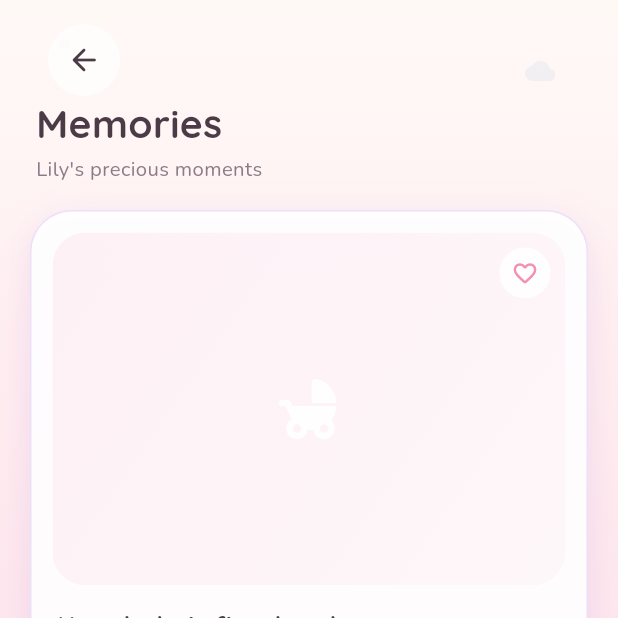
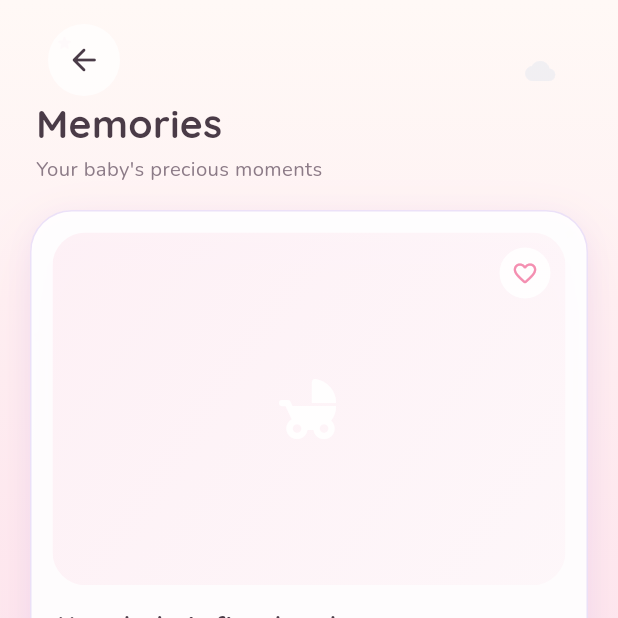
Before and after one commit to angeltreesajoseph/LullaByte, a Flutter app: the GalleryScreen screen opened by its route, after a tap on the "favorite" icon, on a phone screen of 412 x 824 dp, the top half of it. Run offline on Flutter 3.47's test engine with Material 3 defaults, Android fonts, the phone set to English and light mode, and no system bars; our stand-ins replace connectivity_plus, dio, equatable, file_picker, firebase_auth, firebase_core and 8 more; missing offline and left inert: record; accounts and stored records are empty.

Commit message:
Use registered baby name in profile and memories

```diff
--- a/frontend/lib/features/baby_management/presentation/screens/baby_profile_screen.dart
+++ b/frontend/lib/features/baby_management/presentation/screens/baby_profile_screen.dart
@@ -39,7 +39,15 @@ class _BabyProfileScreenState extends State<BabyProfileScreen> with SingleTicker
 
   // Realistic sample data — no backend/state-management wiring yet.
   String get _babyName => BabyProfileStore.name;
-  String get _ageLabel => 'Age based on registered date';
+  String get _ageLabel {
+    final date = _dateOfBirth;
+    if (date == null) return 'Age not recorded';
+    final now = DateTime.now();
+    var months = (now.year - date.year) * 12 + now.month - date.month;
+    if (now.day < date.day) months--;
+    if (months < 1) return '${now.difference(date).inDays.clamp(0, 30)} days old';
+    return '$months month${months == 1 ? '' : 's'} old';
+  }
   String get _bornLabel {
     final date = _dateOfBirth;
     return date == null ? 'Birth date not recorded' : 'Born ${date.day} ${_month(date.month)} ${date.year}';
--- a/frontend/lib/features/gallery/presentation/screens/gallery_screen.dart
+++ b/frontend/lib/features/gallery/presentation/screens/gallery_screen.dart
@@ -74,7 +74,7 @@ class _GalleryScreenState extends State<GalleryScreen> with SingleTickerProvider
 
   late final List<_MemoryPhoto> _photos = [
     _MemoryPhoto(
-      title: "Lily's first laugh",
+      title: "${BabyProfileStore.name}'s first laugh",
       dateLabel: '1 Aug 2026',
       accentColor: AuthPalette.blushPink,
       isFavorite: true,
@@ -263,7 +263,7 @@ class _GalleryScreenState extends State<GalleryScreen> with SingleTickerProvider
                                 ),
                                 const SizedBox(height: 2),
                                 Text(
-                                  "Lily's precious moments",
+                                  "${BabyProfileStore.name}'s precious moments",
                                   style: GoogleFonts.nunito(fontSize: 13.5, color: AuthPalette.textMuted),
                                 ),
                               ],
```
